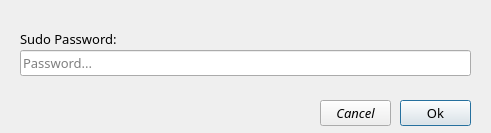
ZouariOmar/Crun, file Crun GUI/project/res/suAccess.ui: the form before one commit.
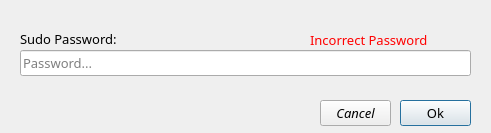
The form after the commit. Icons and pictures are not drawn.

Diff of the .ui file:
```diff
--- a/Crun GUI/project/res/suAccess.ui
+++ b/Crun GUI/project/res/suAccess.ui
@@ -144,6 +144,34 @@
     <bool>false</bool>
    </property>
   </widget>
+  <widget class="QLabel" name="label_2">
+   <property name="enabled">
+    <bool>true</bool>
+   </property>
+   <property name="geometry">
+    <rect>
+     <x>310</x>
+     <y>30</y>
+     <width>151</width>
+     <height>20</height>
+    </rect>
+   </property>
+   <property name="font">
+    <font>
+     <family>Fira Code</family>
+     <pointsize>10</pointsize>
+    </font>
+   </property>
+   <property name="styleSheet">
+    <string notr="true">color: rgb(255, 0, 0);</string>
+   </property>
+   <property name="frameShadow">
+    <enum>QFrame::Shadow::Plain</enum>
+   </property>
+   <property name="text">
+    <string>Incorrect Password</string>
+   </property>
+  </widget>
  </widget>
  <resources/>
  <connections>
```
